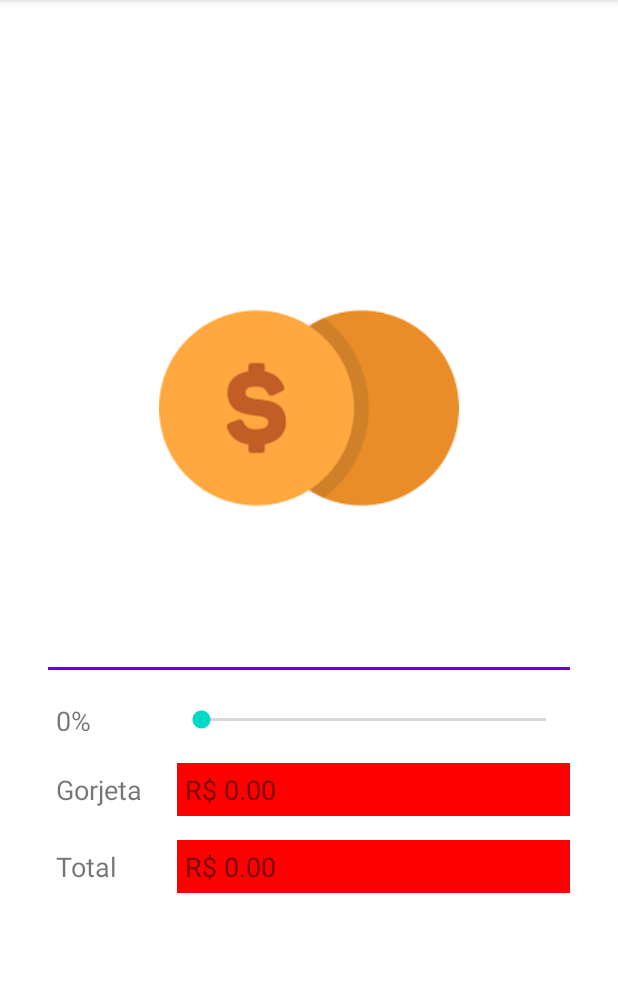
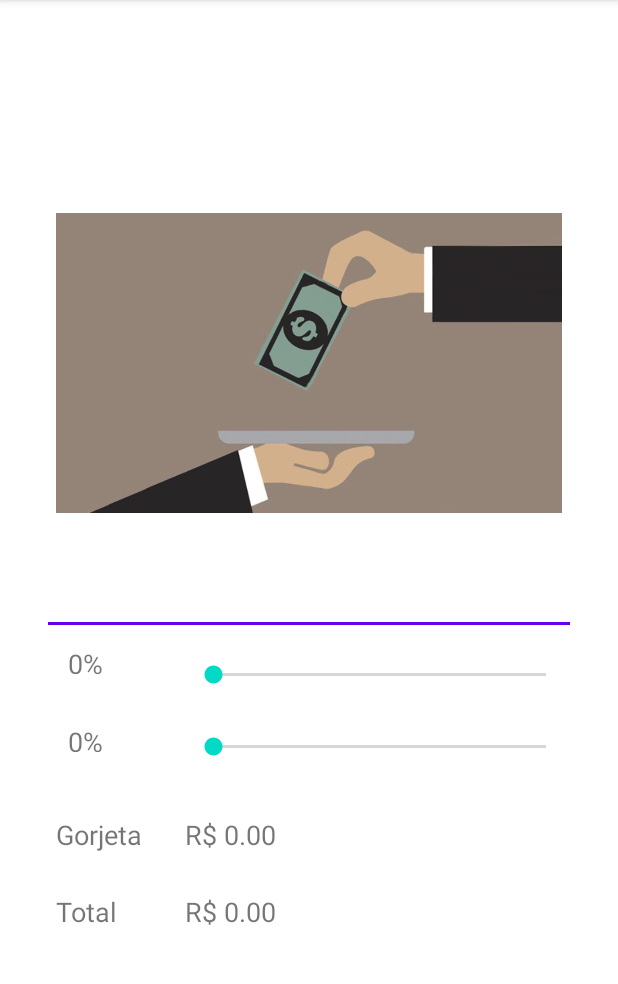
Before and after one commit to umthiago/TopicosEspeciaisINF, an Android app: the screen it shows after launch (MainActivity), on a phone screen of 412 x 824 dp, the part 84-1068 px from its top. Run offline under Robolectric (Android 15) with nearby library versions, the phone set to English and light mode, and no system bars.

Commit message:
Add files via upload

```diff
--- a/Aplicativo de Gorjetas/app/src/main/res/layout/activity_main.xml
+++ b/Aplicativo de Gorjetas/app/src/main/res/layout/activity_main.xml
@@ -7,19 +7,42 @@
     android:layout_gravity="center"
     tools:context=".activity_main">
 
+    <SeekBar
+        android:id="@+id/seekBarGorjeta2"
+        android:layout_width="0dp"
+        android:layout_height="wrap_content"
+        android:layout_marginStart="16dp"
+        android:layout_marginTop="72dp"
+        android:layout_marginEnd="32dp"
+        android:max="100"
+        app:layout_constraintEnd_toEndOf="parent"
+        app:layout_constraintHorizontal_bias="0.0"
+        app:layout_constraintStart_toEndOf="@+id/textPorcentagem"
+        app:layout_constraintTop_toBottomOf="@+id/textInputLayout" />
+
+    <TextView
+        android:id="@+id/textPorcentagem2"
+        android:layout_width="70dp"
+        android:layout_height="30dp"
+        android:layout_marginStart="40dp"
+        android:layout_marginTop="60dp"
+        android:padding="5dp"
+        android:text="0%"
+        android:textSize="18sp"
+        app:layout_constraintStart_toStartOf="parent"
+        app:layout_constraintTop_toBottomOf="@+id/textInputLayout" />
+
     <ImageView
         android:id="@+id/imageView2"
         android:layout_width="0dp"
         android:layout_height="200dp"
         android:layout_marginStart="32dp"
-        android:layout_marginLeft="32dp"
         android:layout_marginEnd="32dp"
-        android:layout_marginRight="32dp"
         android:contentDescription="gorjeta"
         app:layout_constraintEnd_toEndOf="parent"
         app:layout_constraintStart_toStartOf="parent"
         app:layout_constraintTop_toTopOf="parent"
-        app:srcCompat="@drawable/gorjeta" />
+        app:srcCompat="@drawable/gorjetinha" />
 
     <com.google.android.material.textfield.TextInputLayout
         android:id="@+id/textInputLayout"
@@ -49,9 +72,8 @@
         android:id="@+id/textPorcentagem"
         android:layout_width="70dp"
         android:layout_height="30dp"
-        android:layout_marginStart="32dp"
-        android:layout_marginLeft="32dp"
-        android:layout_marginTop="16dp"
+        android:layout_marginStart="40dp"
+        android:layout_marginTop="8dp"
         android:padding="5dp"
         android:text="0%"
         android:textSize="18sp"
@@ -77,8 +99,7 @@
         android:layout_width="70dp"
         android:layout_height="wrap_content"
         android:layout_marginStart="32dp"
-        android:layout_marginLeft="32dp"
-        android:layout_marginTop="16dp"
+        android:layout_marginTop="84dp"
         android:padding="5dp"
         android:text="Gorjeta"
         android:textSize="18sp"
@@ -90,15 +111,13 @@
         android:layout_width="0dp"
         android:layout_height="wrap_content"
         android:layout_marginStart="16dp"
-        android:layout_marginLeft="16dp"
-        android:layout_marginTop="16dp"
+        android:layout_marginTop="84dp"
         android:layout_marginEnd="32dp"
-        android:layout_marginRight="32dp"
-        android:background="@color/laranja_claro"
         android:padding="5dp"
         android:text="R$ 0.00"
         android:textSize="18sp"
         app:layout_constraintEnd_toEndOf="parent"
+        app:layout_constraintHorizontal_bias="0.0"
         app:layout_constraintStart_toEndOf="@+id/textView1"
         app:layout_constraintTop_toBottomOf="@+id/textPorcentagem" />
 
@@ -124,7 +143,6 @@
         android:layout_marginTop="16dp"
         android:layout_marginEnd="32dp"
         android:layout_marginRight="32dp"
-        android:background="@color/laranja_claro"
         android:padding="5dp"
         android:text="R$ 0.00"
         android:textSize="18sp"
```
Also changed, not shown: Aplicativo de Gorjetas/app/src/main/res/drawable/gorjetinha.jpg (added).
